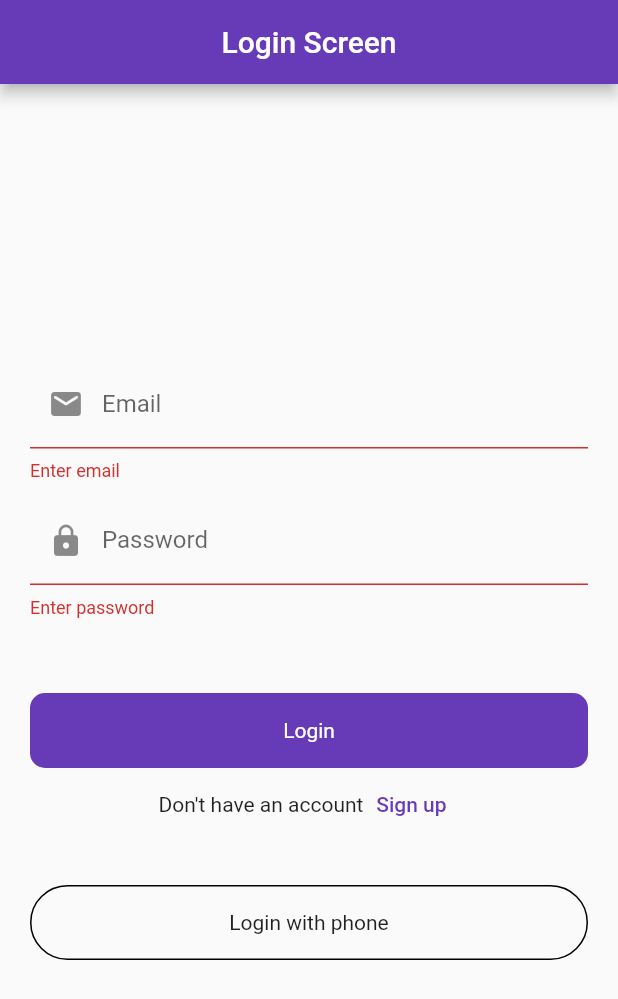
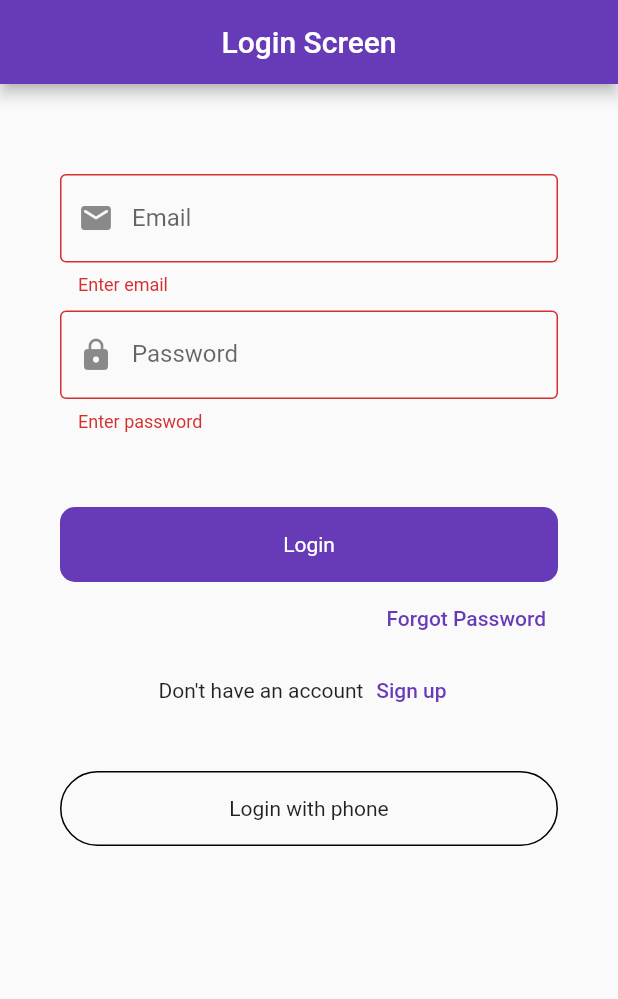
Before and after one commit to asadullah43/firebase-practise, a Flutter app: the screen it shows after launch, after a tap on "Login", on a phone screen of 412 x 824 dp. Shown: the top 999 px of the screen. Run offline on Flutter 3.47's test engine with Material 2 defaults, Android fonts, the phone set to English and light mode, and no system bars; our stand-ins replace cloud_firestore, firebase_auth, firebase_core, firebase_database, firebase_storage, fluttertoast and 1 more; accounts and stored records are empty.

Commit message:
forgot password added

```diff
--- a/lib/firebase_services/splash_screen_services.dart
+++ b/lib/firebase_services/splash_screen_services.dart
@@ -2,9 +2,7 @@ import 'dart:async';
 
 import 'package:firebase_auth/firebase_auth.dart';
 import 'package:firebase_practise/ui/auth/login_screen.dart';
-
-import 'package:firebase_practise/ui/upload_image.dart';
-
+import 'package:firebase_practise/ui/posts/posts_screen.dart';
 import 'package:flutter/material.dart';
 
 class SplashServices {
@@ -15,10 +13,8 @@ class SplashServices {
     if (user != null) {
       Timer(
           const Duration(seconds: 3),
-          () => Navigator.push(
-              context,
-              MaterialPageRoute(
-                  builder: (context) => const UploadImageScreen())));
+          () => Navigator.push(context,
+              MaterialPageRoute(builder: (context) => const PostScreen())));
     } else {
       Timer(
           const Duration(seconds: 3),
--- a/lib/ui/auth/login_screen.dart
+++ b/lib/ui/auth/login_screen.dart
@@ -1,7 +1,8 @@
 import 'package:firebase_practise/ui/auth/phone_auth/login_with_phone_number.dart';
 import 'package:firebase_practise/ui/auth/signup_screen.dart';
+import 'package:firebase_practise/ui/forgot_password.dart';
+import 'package:firebase_practise/ui/posts/posts_screen.dart';
 
-import 'package:firebase_practise/ui/upload_image.dart';
 import 'package:firebase_practise/ui/widget/round_button.dart';
 import 'package:firebase_practise/utils/utils.dart';
 import 'package:flutter/material.dart';
@@ -42,8 +43,8 @@ class _LoginScreenState extends State<LoginScreen> {
         loading = false;
       });
       Utils().toastMessage(value.user!.email.toString());
-      Navigator.push(context,
-          MaterialPageRoute(builder: (context) => const UploadImageScreen()));
+      Navigator.push(
+          context, MaterialPageRoute(builder: (context) => const PostScreen()));
     }).onError((error, stackTrace) {
       debugPrint(error.toString());
       Utils().toastMessage(error.toString());
@@ -66,7 +67,8 @@ class _LoginScreenState extends State<LoginScreen> {
           automaticallyImplyLeading: false,
         ),
         body: Padding(
-          padding: const EdgeInsets.symmetric(horizontal: 20),
+          padding: const EdgeInsets.symmetric(horizontal: 40, vertical: 60),
+          child: SingleChildScrollView(
             child: Column(
               mainAxisAlignment: MainAxisAlignment.center,
               crossAxisAlignment: CrossAxisAlignment.center,
@@ -79,6 +81,7 @@ class _LoginScreenState extends State<LoginScreen> {
                         keyboardType: TextInputType.emailAddress,
                         controller: emailController,
                         decoration: const InputDecoration(
+                          border: OutlineInputBorder(),
                           hintText: 'Enter your email',
                           labelText: 'Email',
                           prefixIcon: Icon(Icons.email_rounded),
@@ -99,6 +102,7 @@ class _LoginScreenState extends State<LoginScreen> {
                         controller: passwordController,
                         obscureText: true,
                         decoration: const InputDecoration(
+                          border: OutlineInputBorder(),
                           hintText: 'Enter your password',
                           labelText: 'Password',
                           prefixIcon: Icon(Icons.lock),
@@ -112,7 +116,8 @@ class _LoginScreenState extends State<LoginScreen> {
                         },
                       )
                     ],
-                  )),
+                  ),
+                ),
                 const SizedBox(
                   height: 50,
                 ),
@@ -125,6 +130,17 @@ class _LoginScreenState extends State<LoginScreen> {
                     }
                   },
                 ),
+                Align(
+                    alignment: Alignment.topRight,
+                    child: TextButton(
+                        onPressed: () {
+                          Navigator.push(
+                              context,
+                              MaterialPageRoute(
+                                  builder: (context) =>
+                                      const ForgotPasswordScreen()));
+                        },
+                        child: const Text('Forgot Password'))),
                 Row(
                   mainAxisAlignment: MainAxisAlignment.center,
                   children: [
@@ -147,7 +163,8 @@ class _LoginScreenState extends State<LoginScreen> {
                     Navigator.push(
                         context,
                         MaterialPageRoute(
-                          builder: (context) => const LoginWithPhoneNumber()));
+                            builder: (context) =>
+                                const LoginWithPhoneNumber()));
                   },
                   child: Container(
                     height: 50,
@@ -163,6 +180,7 @@ class _LoginScreenState extends State<LoginScreen> {
             ),
           ),
         ),
+      ),
     );
   }
 }
--- a/lib/ui/auth/signup_screen.dart
+++ b/lib/ui/auth/signup_screen.dart
@@ -1,5 +1,6 @@
 import 'package:firebase_auth/firebase_auth.dart';
 import 'package:firebase_practise/ui/auth/login_screen.dart';
+import 'package:firebase_practise/ui/posts/posts_screen.dart';
 import 'package:firebase_practise/ui/widget/round_button.dart';
 import 'package:firebase_practise/utils/utils.dart';
 import 'package:flutter/material.dart';
@@ -105,6 +106,10 @@ class _SignUpScreenState extends State<SignUpScreen> {
               title: 'Sign up',
               loading: loading,
               onTap: () {
+                Navigator.push(
+                    context,
+                    MaterialPageRoute(
+                        builder: (context) => const PostScreen()));
                 if (_formkey.currentState!.validate()) {
                   signUp();
                 }
```
Also changed, not shown: lib/ui/forgot_password.dart (added, +68 -0 lines). Lines whose indentation alone changed are shown as unchanged.
